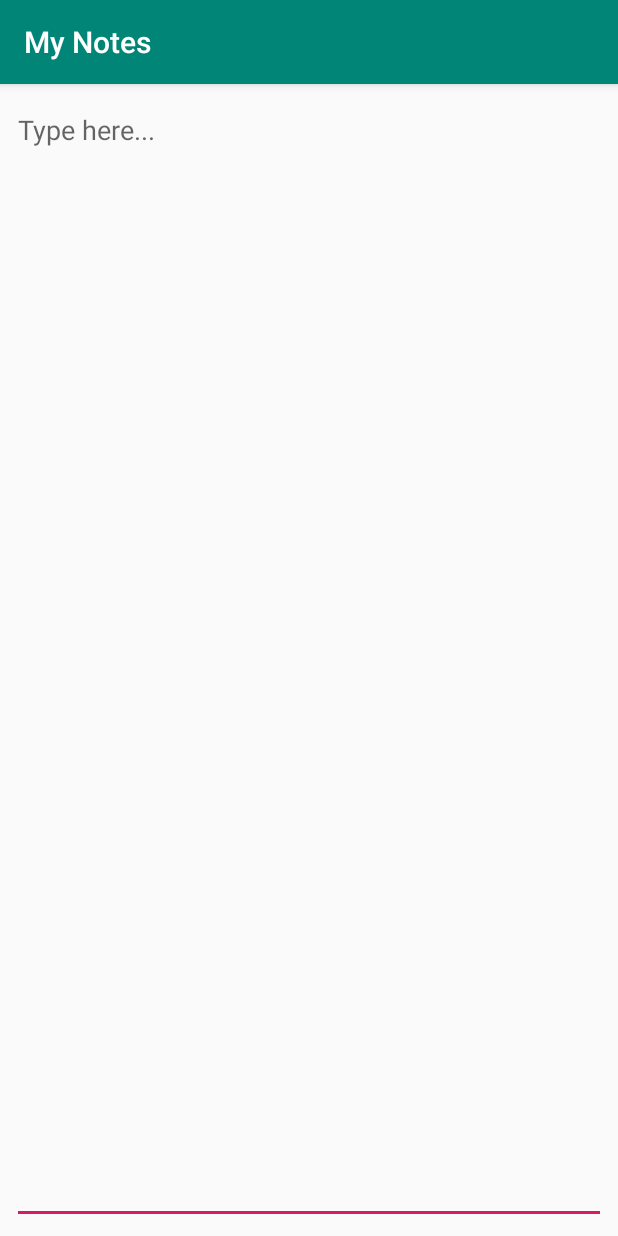
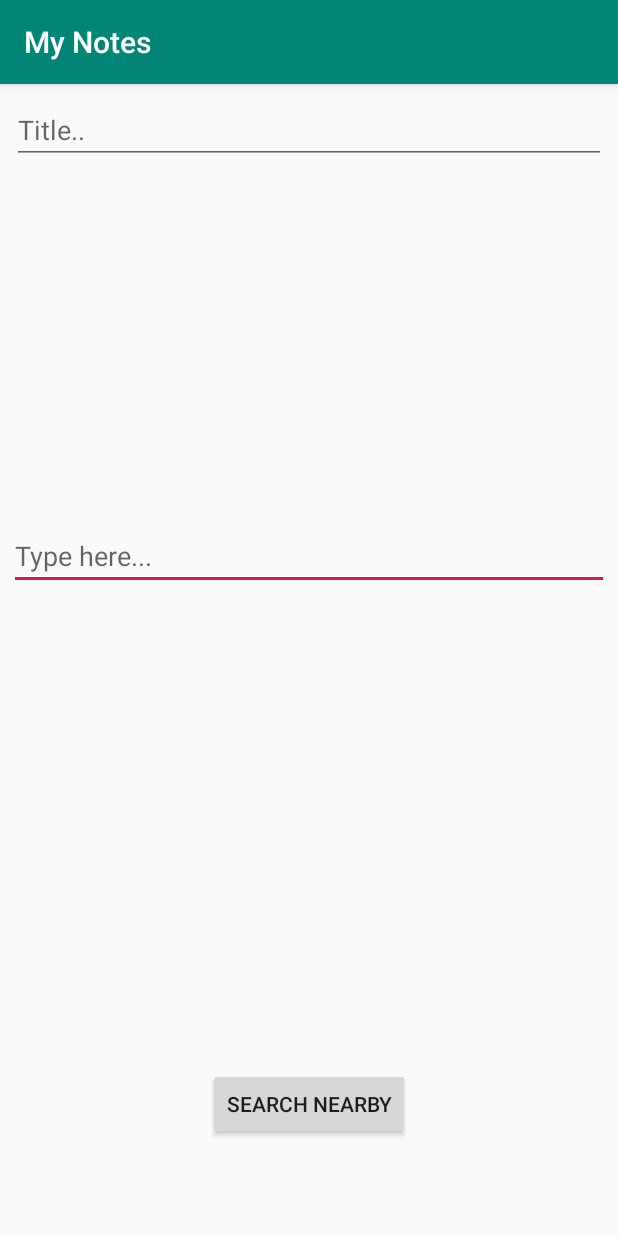
Before and after one commit to rachit2525/GetNearbyPlace, an Android app: the NoteEditorActivity screen opened directly, with no data from a screen before it, on a phone screen of 412 x 824 dp. Run offline under Robolectric (Android 15) with nearby library versions, the phone set to English and light mode, and no system bars.

Commit message:
adding title feature for different searches

```diff
--- a/MyNotes/app/src/main/java/com/example/mynotes/MainActivity.java
+++ b/MyNotes/app/src/main/java/com/example/mynotes/MainActivity.java
@@ -27,10 +27,7 @@ public class MainActivity extends AppCompatActivity {
 
     SharedPreferences sharedPreferences;
 
-    public void searchNearby(View view) {
-        Intent intent = new Intent(getApplicationContext(),MapsActivity.class);
-        startActivity(intent);
-    }
+
 
     @Override
     protected void onCreate(Bundle savedInstanceState) {
--- a/MyNotes/app/src/main/java/com/example/mynotes/NoteEditorActivity.java
+++ b/MyNotes/app/src/main/java/com/example/mynotes/NoteEditorActivity.java
@@ -8,14 +8,36 @@ import android.content.SharedPreferences;
 import android.os.Bundle;
 import android.text.Editable;
 import android.text.TextWatcher;
+import android.view.View;
+import android.widget.ArrayAdapter;
+import android.widget.Button;
 import android.widget.EditText;
+import android.widget.Toast;
 
+import java.util.ArrayList;
 import java.util.HashSet;
 
 import static android.media.CamcorderProfile.get;
 
 public class NoteEditorActivity extends AppCompatActivity {
     int noteId;
+    EditText titleEditText;
+    //ArrayList<String> titles=new ArrayList<>();
+    //ArrayAdapter titleArrayAdapter;
+    public void searchNearby(View view) {
+        String titleString = titleEditText.getText().toString();
+        if(titleString.length()==0)
+        {
+            Toast.makeText(this,"Give some title related to items you need to look for in the note to search it nearby you!",Toast.LENGTH_LONG).show();
+        }
+        else
+        {
+            Intent intent = new Intent(getApplicationContext(),MapsActivity.class);
+            intent.putExtra("title",titleString);
+            startActivity(intent);
+        }
+
+    }
 
     @Override
     protected void onCreate(Bundle savedInstanceState) {
@@ -23,6 +45,8 @@ public class NoteEditorActivity extends AppCompatActivity {
         setContentView(R.layout.activity_note_editor);
 
         EditText editText=findViewById(R.id.editText);
+        titleEditText=findViewById(R.id.titleEditText);
+        Button button=findViewById(R.id.button);
         Intent intent = getIntent();
         noteId=intent.getIntExtra("noteId",-1);
 
--- a/MyNotes/app/src/main/res/layout/activity_note_editor.xml
+++ b/MyNotes/app/src/main/res/layout/activity_note_editor.xml
@@ -6,20 +6,51 @@
     android:layout_height="match_parent"
     tools:context=".NoteEditorActivity">
 
+    <Button
+        android:id="@+id/button"
+        android:layout_width="wrap_content"
+        android:layout_height="wrap_content"
+        android:layout_marginTop="16dp"
+        android:layout_marginBottom="64dp"
+        android:onClick="searchNearby"
+        android:text="Search Nearby"
+        app:layout_constraintBottom_toBottomOf="parent"
+        app:layout_constraintEnd_toEndOf="parent"
+        app:layout_constraintHorizontal_bias="0.5"
+        app:layout_constraintStart_toStartOf="parent"
+        app:layout_constraintTop_toBottomOf="@+id/listView" />
+
     <EditText
         android:id="@+id/editText"
+        android:layout_width="400dp"
+        android:layout_height="276dp"
+        android:layout_marginStart="8dp"
+        android:layout_marginTop="8dp"
+        android:layout_marginEnd="8dp"
+        android:ems="10"
+        android:gravity="bottom|start"
+        android:hint="Type here..."
+        android:inputType="textMultiLine"
+        app:layout_constraintEnd_toEndOf="parent"
+        app:layout_constraintHorizontal_bias="0.5"
+        app:layout_constraintStart_toStartOf="parent"
+        app:layout_constraintTop_toBottomOf="@+id/titleEditText" />
+
+    <EditText
+        android:id="@+id/titleEditText"
         android:layout_width="0dp"
-        android:layout_height="0dp"
+        android:layout_height="wrap_content"
         android:layout_marginStart="8dp"
         android:layout_marginTop="8dp"
         android:layout_marginEnd="8dp"
         android:layout_marginBottom="8dp"
         android:ems="10"
-        android:gravity="start|top"
-        android:hint="Type here..."
-        android:inputType="textMultiLine"
-        app:layout_constraintBottom_toBottomOf="parent"
+        android:hint="Title.."
+        android:inputType="textPersonName"
+        app:layout_constraintBottom_toTopOf="@+id/editText"
         app:layout_constraintEnd_toEndOf="parent"
+        app:layout_constraintHorizontal_bias="0.0"
         app:layout_constraintStart_toStartOf="parent"
         app:layout_constraintTop_toTopOf="parent" />
+
 </androidx.constraintlayout.widget.ConstraintLayout>
```
Also changed, not shown: MyNotes/app/src/main/java/com/example/mynotes/MapsActivity.java (+8 -4 lines), MyNotes/app/src/main/res/layout/activity_main.xml (+5 -18 lines).
